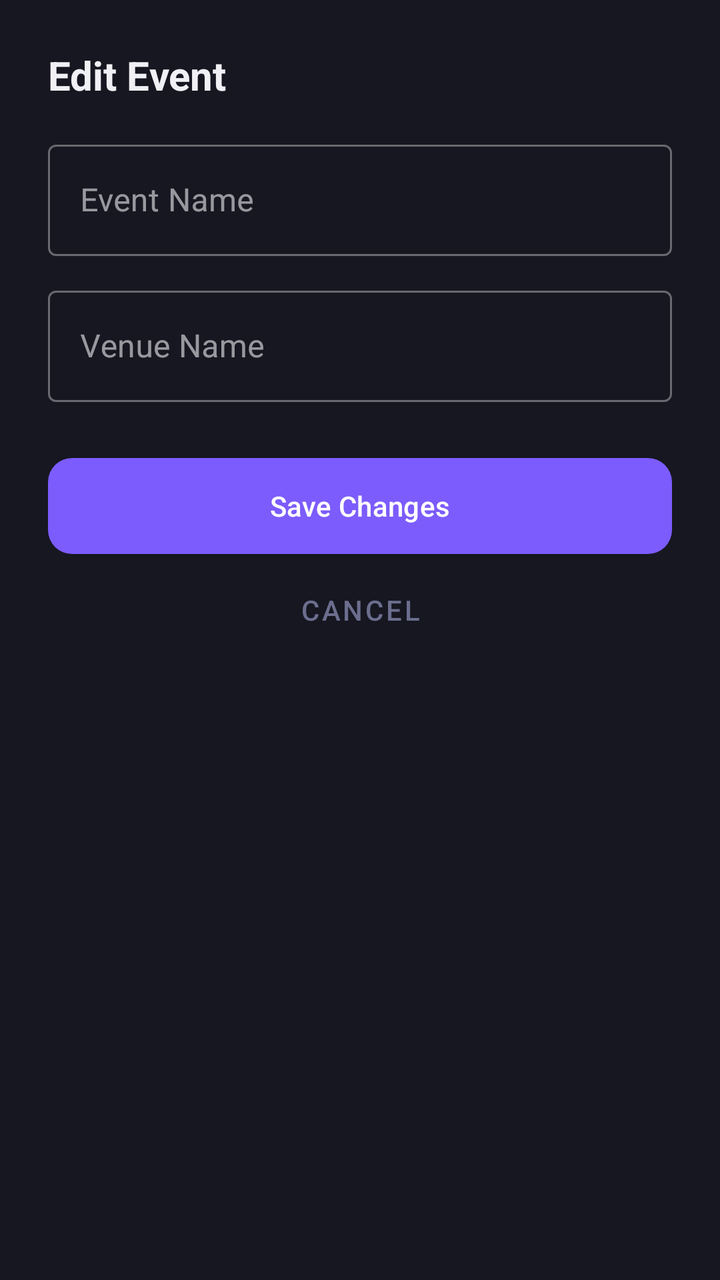
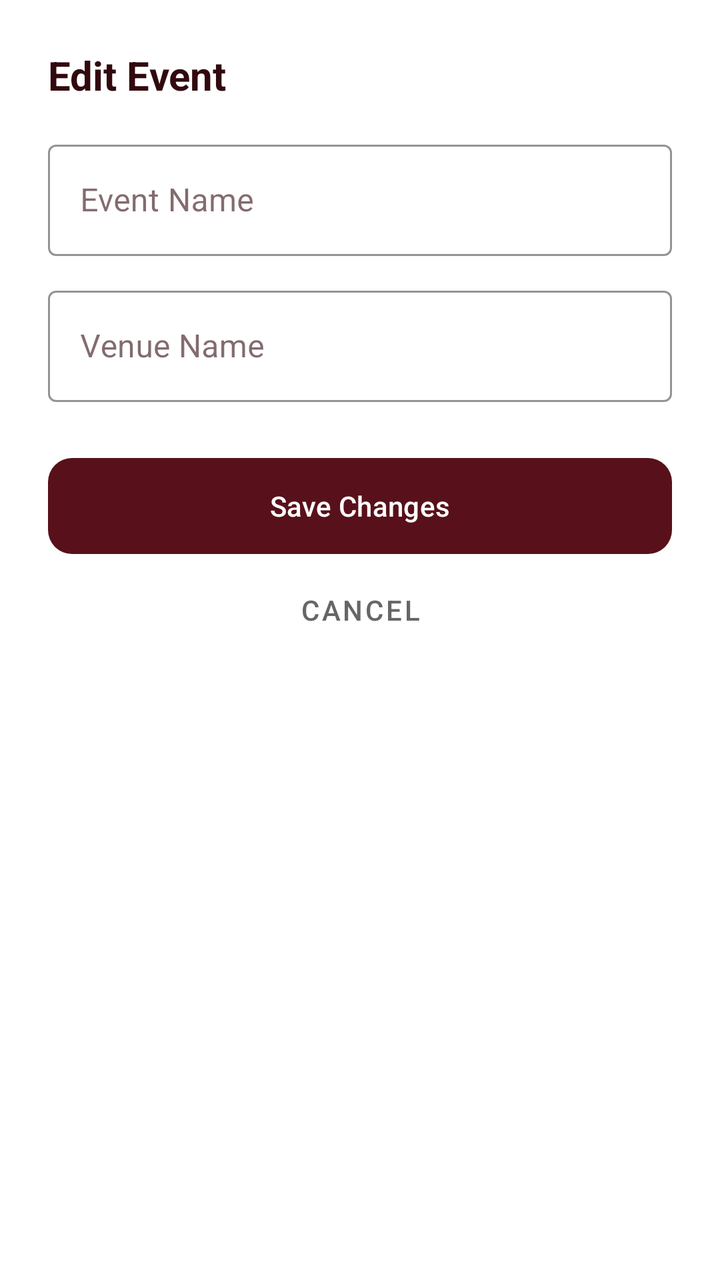

Compare the two renders of this Android layout. The source of the first and the diff that turns it into the second are given below.
<!-- AndroidManifest.xml: application theme Theme.Present -->
<!-- res/layout/bottom_sheet_edit_event.xml -->
<?xml version="1.0" encoding="utf-8"?>
<LinearLayout xmlns:android="http://schemas.android.com/apk/res/android"
    xmlns:app="http://schemas.android.com/apk/res-auto"
    android:layout_width="match_parent"
    android:layout_height="wrap_content"
    android:background="@color/colorSurface"
    android:orientation="vertical"
    android:padding="24dp">

    <TextView
        android:layout_width="wrap_content"
        android:layout_height="wrap_content"
        android:text="Edit Event"
        android:textColor="@color/colorOnSurface"
        android:textSize="20sp"
        android:textStyle="bold" />

    <com.google.android.material.textfield.TextInputLayout
        style="@style/Widget.MaterialComponents.TextInputLayout.OutlinedBox"
        android:layout_width="match_parent"
        android:layout_height="wrap_content"
        android:layout_marginTop="16dp"
        android:hint="Event Name">

        <com.google.android.material.textfield.TextInputEditText
            android:id="@+id/etEditEventName"
            android:layout_width="match_parent"
            android:layout_height="wrap_content"
            android:textColor="@color/colorOnSurface" />
    </com.google.android.material.textfield.TextInputLayout>

    <com.google.android.material.textfield.TextInputLayout
        style="@style/Widget.MaterialComponents.TextInputLayout.OutlinedBox"
        android:layout_width="match_parent"
        android:layout_height="wrap_content"
        android:layout_marginTop="12dp"
        android:hint="Venue Name">

        <com.google.android.material.textfield.TextInputEditText
            android:id="@+id/etEditVenueName"
            android:layout_width="match_parent"
            android:layout_height="wrap_content"
            android:textColor="@color/colorOnSurface" />
    </com.google.android.material.textfield.TextInputLayout>

    <com.google.android.material.button.MaterialButton
        android:id="@+id/btnSaveEdit"
        android:layout_width="match_parent"
        android:layout_height="56dp"
        android:layout_marginTop="24dp"
        android:text="Save Changes"
        app:cornerRadius="12dp" />

    <com.google.android.material.button.MaterialButton
        android:id="@+id/btnCancelEdit"
        style="@style/Widget.MaterialComponents.Button.TextButton"
        android:layout_width="match_parent"
        android:layout_height="wrap_content"
        android:text="Cancel"
        android:textColor="@color/colorMuted" />

</LinearLayout>
<!-- resources referenced by this layout -->
<resources>
  <color name="colorMuted">#6B6E8E</color>
  <color name="colorOnSurface">#F0F0F5</color>
  <color name="colorSurface">#161720</color>
  <style name="Theme.Present" parent="Theme.Material3.Dark.NoActionBar">
          
          <item name="colorPrimary">@color/colorPrimary</item>
          <item name="colorOnPrimary">@android:color/white</item>
          <item name="colorSecondary">@color/colorSecondary</item>
          <item name="colorOnSecondary">@android:color/white</item>
          <item name="colorError">@color/colorError</item>
  
          
          <item name="android:windowBackground">@color/colorBackground</item>
          <item name="colorSurface">@color/colorSurface</item>
          <item name="colorOnSurface">@color/colorOnSurface</item>
          <item name="colorOutline">@color/colorBorder</item>
  
          
          <item name="materialButtonStyle">@style/Widget.Material3.Button</item>
          <item name="textInputStyle">@style/Widget.Material3.TextInputLayout.OutlinedBox</item>
          <item name="bottomNavigationStyle">@style/Widget.Material3.BottomNavigationView</item>
      </style>
  <color name="colorPrimary">#7C5CFC</color>
  <color name="colorSecondary">#22C55E</color>
  <color name="colorError">#EF4444</color>
  <color name="colorBackground">#0E0F16</color>
  <color name="colorBorder">#2A2B3D</color>
</resources>

<!-- the commit's change to res/layout/bottom_sheet_edit_event.xml (unified diff, before → after) -->
@@ -20,7 +20,9 @@
         android:layout_width="match_parent"
         android:layout_height="wrap_content"
         android:layout_marginTop="16dp"
-        android:hint="Event Name">
+        android:hint="Event Name"
+        app:boxStrokeColor="@color/colorPrimary"
+        app:hintTextColor="@color/colorPrimary">
 
         <com.google.android.material.textfield.TextInputEditText
             android:id="@+id/etEditEventName"
@@ -34,7 +36,9 @@
         android:layout_width="match_parent"
         android:layout_height="wrap_content"
         android:layout_marginTop="12dp"
-        android:hint="Venue Name">
+        android:hint="Venue Name"
+        app:boxStrokeColor="@color/colorPrimary"
+        app:hintTextColor="@color/colorPrimary">
 
         <com.google.android.material.textfield.TextInputEditText
             android:id="@+id/etEditVenueName"
@@ -49,7 +53,9 @@
         android:layout_height="56dp"
         android:layout_marginTop="24dp"
         android:text="Save Changes"
-        app:cornerRadius="12dp" />
+        android:textColor="@color/colorButtonText"
+        app:cornerRadius="12dp"
+        app:backgroundTint="@color/colorButton" />
 
     <com.google.android.material.button.MaterialButton
         android:id="@+id/btnCancelEdit"
<!-- resource entries referenced after the edit -->
@@ -1,14 +1,16 @@
 <!-- resources referenced by this layout -->
 <resources>
-  <color name="colorMuted">#6B6E8E</color>
-  <color name="colorOnSurface">#F0F0F5</color>
-  <color name="colorSurface">#161720</color>
-  <style name="Theme.Present" parent="Theme.Material3.Dark.NoActionBar">
+  <color name="colorButton">#58111A</color>
+  <color name="colorButtonText">#FFFFFF</color>
+  <color name="colorMuted">#666666</color>
+  <color name="colorOnSurface">#31090E</color>
+  <color name="colorSurface">#FFFFFF</color>
+  <style name="Theme.Present" parent="Theme.Material3.Light.NoActionBar">
           
           <item name="colorPrimary">@color/colorPrimary</item>
-          <item name="colorOnPrimary">@android:color/white</item>
+          <item name="colorOnPrimary">@color/white</item>
           <item name="colorSecondary">@color/colorSecondary</item>
-          <item name="colorOnSecondary">@android:color/white</item>
+          <item name="colorOnSecondary">@color/white</item>
           <item name="colorError">@color/colorError</item>
   
           
@@ -18,14 +20,27 @@
           <item name="colorOutline">@color/colorBorder</item>
   
           
+          <item name="android:statusBarColor">@color/colorPrimary</item>
+          
+          <item name="android:windowLightStatusBar">false</item>
+  
+          
           <item name="materialButtonStyle">@style/Widget.Material3.Button</item>
           <item name="textInputStyle">@style/Widget.Material3.TextInputLayout.OutlinedBox</item>
           <item name="bottomNavigationStyle">@style/Widget.Material3.BottomNavigationView</item>
+  
+          
+          <item name="android:actionBarStyle">@style/Theme.Present.ActionBar</item>
       </style>
-  <color name="colorPrimary">#7C5CFC</color>
-  <color name="colorSecondary">#22C55E</color>
-  <color name="colorError">#EF4444</color>
-  <color name="colorBackground">#0E0F16</color>
-  <color name="colorBorder">#2A2B3D</color>
+  <color name="white">#FFFFFFFF</color>
+  <color name="colorPrimary">#660033</color>
+  <color name="colorSecondary">#D4AF37</color>
+  <color name="colorError">#DC3545</color>
+  <color name="colorBackground">#F9F6F0</color>
+  <color name="colorBorder">#E0D5C8</color>
+  <style name="Theme.Present.ActionBar" parent="@style/Widget.Material3.Toolbar">
+          <item name="android:background">@color/colorPrimary</item>
+          <item name="titleTextColor">@color/white</item>
+      </style>
 </resources>
 
